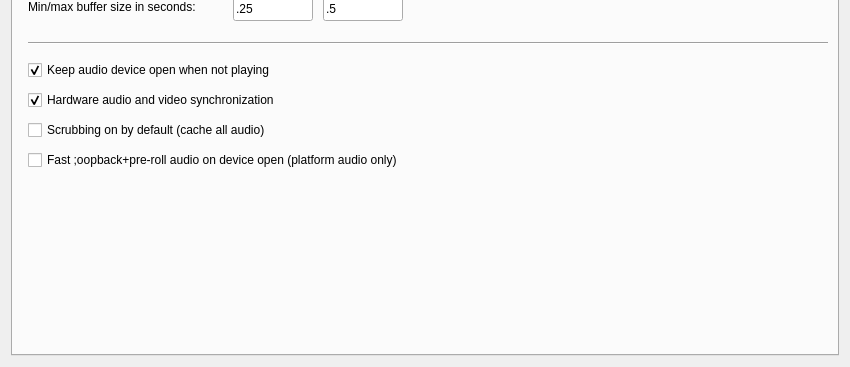
The window that src/lib/app/RvCommon/ui/RvPreferences.ui (BrianHanke/openrv-bhgc) describes before a commit, drawn with Qt 5; both pictures show x 0 to 850 and y 308 to 675 of the 850 by 675 pixel window.
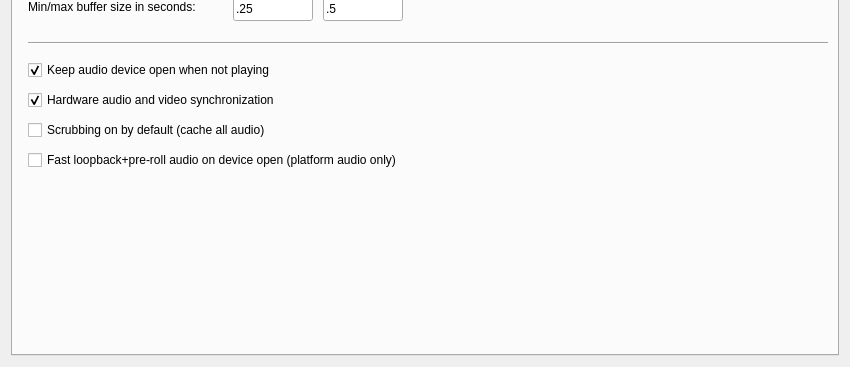
The same window after the commit. The open tabs and pages were chosen to show the change.

Patch:
```diff
--- a/src/lib/app/RvCommon/ui/RvPreferences.ui
+++ b/src/lib/app/RvCommon/ui/RvPreferences.ui
@@ -1776,7 +1776,7 @@
         </rect>
        </property>
        <property name="text">
-        <string>Fast ;oopback+pre-roll audio on device open (platform audio only)</string>
+        <string>Fast loopback+pre-roll audio on device open (platform audio only)</string>
        </property>
        <property name="checked">
         <bool>false</bool>
```
